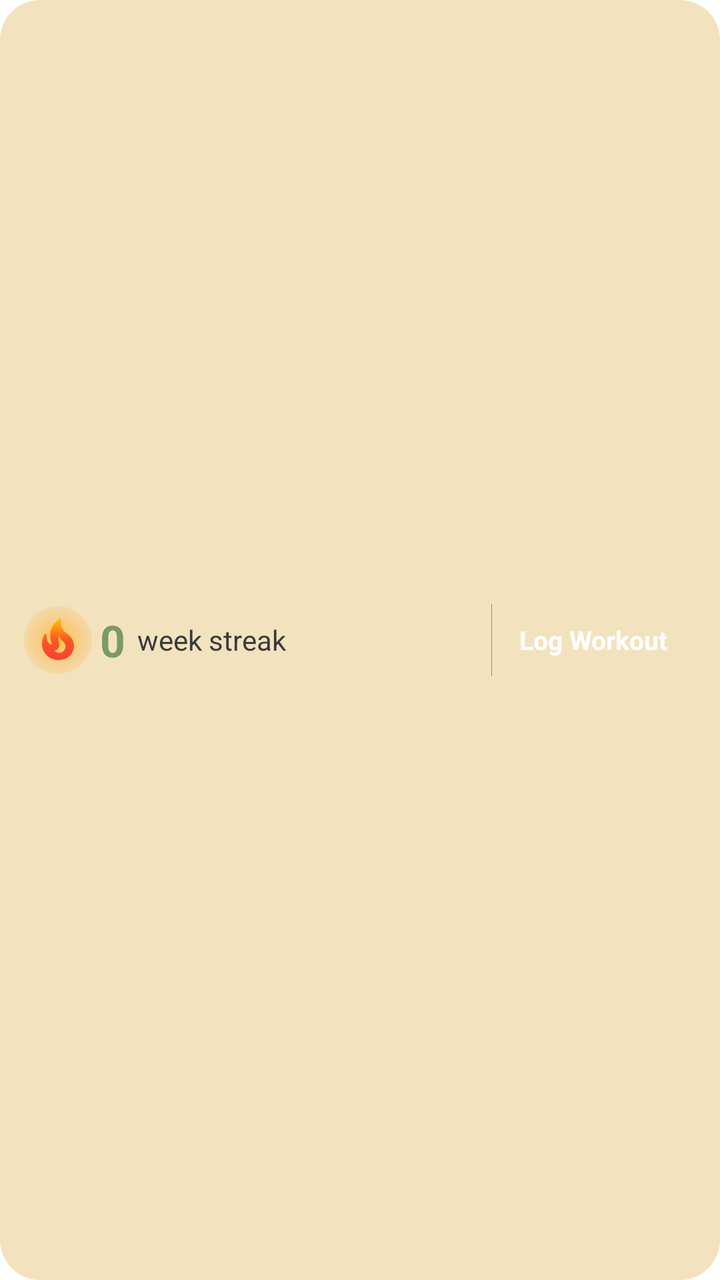
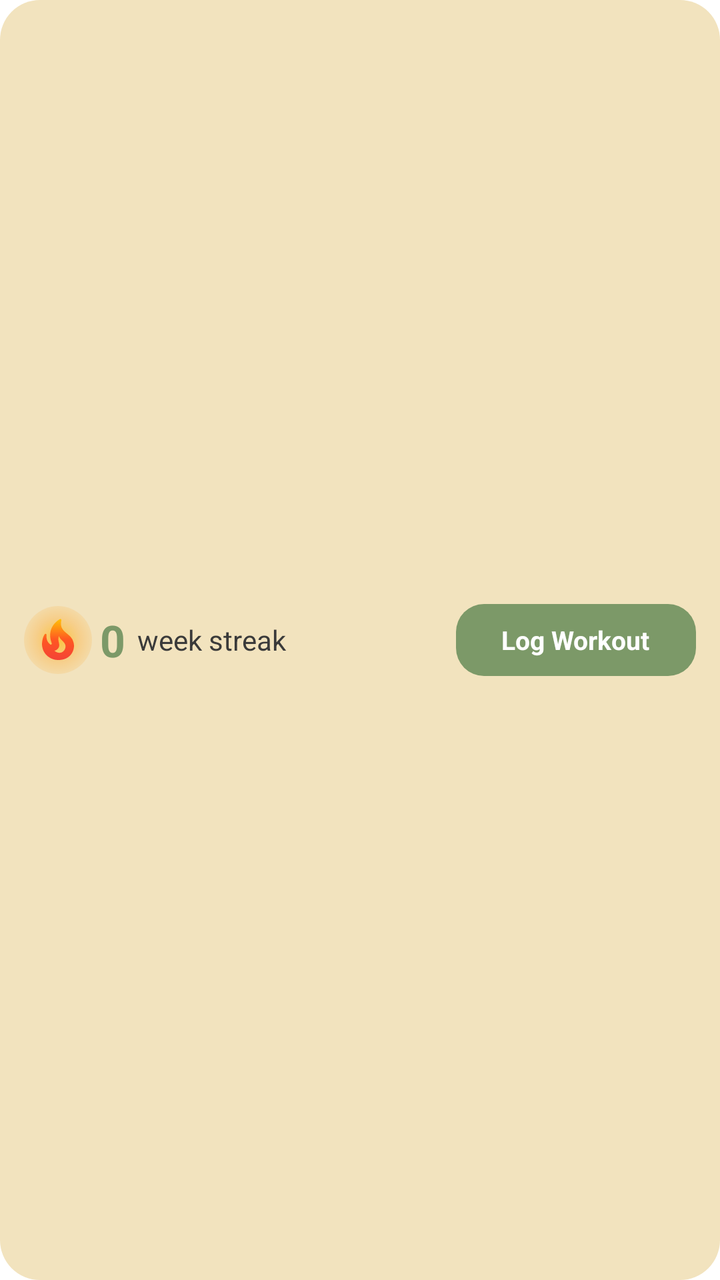

An Android layout rendered at two revisions. The XML below is the earlier revision; the diff shows what the commit changed to produce the second picture.
<!-- AndroidManifest.xml: fallback theme Theme.MaterialComponents.DayNight.NoActionBar -->
<!-- res/layout/widget_compact.xml -->
<?xml version="1.0" encoding="utf-8"?>
<FrameLayout xmlns:android="http://schemas.android.com/apk/res/android"
    android:id="@+id/widget_root"
    android:layout_width="match_parent"
    android:layout_height="match_parent">

    <ImageView
        android:id="@+id/bg_card"
        android:layout_width="match_parent"
        android:layout_height="match_parent"
        android:scaleType="fitXY"
        android:src="@drawable/widget_background"
        android:tint="@color/widget_background" />

    <LinearLayout
        android:layout_width="match_parent"
        android:layout_height="match_parent"
        android:orientation="horizontal"
        android:gravity="center_vertical"
        android:paddingStart="12dp"
        android:paddingEnd="12dp"
        android:paddingTop="6dp"
        android:paddingBottom="6dp">

        <FrameLayout
            android:layout_width="34dp"
            android:layout_height="34dp">

            <ImageView
                android:id="@+id/fire_glow"
                android:layout_width="match_parent"
                android:layout_height="match_parent"
                android:src="@drawable/widget_fire_glow" />

            <ImageView
                android:id="@+id/fire_icon"
                android:layout_width="24dp"
                android:layout_height="24dp"
                android:layout_gravity="center"
                android:src="@drawable/ic_widget_fire_active" />
        </FrameLayout>

        <TextView
            android:id="@+id/streak_text"
            android:layout_width="wrap_content"
            android:layout_height="wrap_content"
            android:layout_marginStart="4dp"
            android:text="0"
            android:textColor="@color/widget_hero"
            android:textSize="22sp"
            android:textStyle="bold" />

        <TextView
            android:id="@+id/streak_label"
            android:layout_width="0dp"
            android:layout_height="wrap_content"
            android:layout_weight="1"
            android:layout_marginStart="6dp"
            android:maxLines="1"
            android:ellipsize="end"
            android:text="week streak"
            android:textColor="@color/widget_text_dark"
            android:textSize="14sp" />

        <FrameLayout
            android:id="@+id/log_button"
            android:layout_width="wrap_content"
            android:layout_height="36dp">

            <ImageView
                android:id="@+id/log_button_bg"
                android:layout_width="match_parent"
                android:layout_height="match_parent"
                android:scaleType="fitXY"
                android:src="@drawable/widget_button_bg"
                android:tint="@color/widget_hero" />

            <TextView
                android:id="@+id/log_button_text"
                android:layout_width="wrap_content"
                android:layout_height="wrap_content"
                android:layout_gravity="center"
                android:paddingStart="14dp"
                android:paddingEnd="14dp"
                android:text="Log Workout"
                android:textColor="@color/widget_text_on_hero"
                android:textSize="13sp"
                android:textStyle="bold" />
        </FrameLayout>
    </LinearLayout>
</FrameLayout>
<!-- resources referenced by this layout -->
<resources>
  <color name="widget_background">#FFF2E3BE</color>
  <color name="widget_hero">#FF7C9968</color>
  <color name="widget_text_dark">#FF3A3A3A</color>
  <color name="widget_text_on_hero">#FFFFFFFF</color>
  <!-- drawable ic_widget_fire_active (drawable) -->
  <?xml version="1.0" encoding="utf-8"?>
  <vector xmlns:android="http://schemas.android.com/apk/res/android"
      xmlns:aapt="http://schemas.android.com/aapt"
      android:width="24dp"
      android:height="24dp"
      android:viewportWidth="24"
      android:viewportHeight="24">
      <path android:pathData="M19.48,12.35c-1.57,-4.08 -7.16,-4.3 -5.81,-10.23c0.1,-0.44 -0.37,-0.78 -0.75,-0.55C9.29,3.71 6.68,8 8.87,13.62c0.18,0.46 -0.36,0.89 -0.75,0.59c-1.81,-1.37 -2,-3.34 -1.84,-4.75c0.06,-0.52 -0.62,-0.77 -0.91,-0.34C4.69,10.16 4,11.84 4,14.37c0.38,5.6 5.11,7.32 6.81,7.54c2.43,0.31 5.06,-0.14 6.95,-1.87C19.84,18.11 20.6,15.03 19.48,12.35zM10.2,17.38c1.44,-0.35 2.18,-1.39 2.38,-2.31c0.33,-1.43 -0.96,-2.83 -0.09,-5.09c0.33,1.87 3.27,3.04 3.27,5.08C15.84,17.59 13.1,19.76 10.2,17.38z">
          <aapt:attr name="android:fillColor">
              <gradient
                  android:type="linear"
                  android:startX="12"
                  android:startY="22"
                  android:endX="12"
                  android:endY="1.5">
                  <item android:offset="0" android:color="#FFF44336" />
                  <item android:offset="0.5" android:color="#FFFF5722" />
                  <item android:offset="1" android:color="#FFFFC107" />
              </gradient>
          </aapt:attr>
      </path>
  </vector>
  <!-- drawable widget_background (drawable) -->
  <?xml version="1.0" encoding="utf-8"?>
  <shape xmlns:android="http://schemas.android.com/apk/res/android" android:shape="rectangle">
      <solid android:color="#FFFFFFFF" />
      <corners android:radius="20dp" />
  </shape>
  <!-- drawable widget_button_bg (drawable) -->
  <?xml version="1.0" encoding="utf-8"?>
  <shape xmlns:android="http://schemas.android.com/apk/res/android" android:shape="rectangle">
      <solid android:color="#FFFFFFFF" />
      <corners android:radius="14dp" />
  </shape>
  <!-- drawable widget_fire_glow (drawable) -->
  <?xml version="1.0" encoding="utf-8"?>
  <shape xmlns:android="http://schemas.android.com/apk/res/android" android:shape="oval">
      <gradient
          android:type="radial"
          android:gradientRadius="22dp"
          android:centerColor="#55FFA726"
          android:startColor="#AAFFB300"
          android:endColor="#00FF6D00" />
  </shape>
</resources>

<!-- the commit's change to res/layout/widget_compact.xml (unified diff, before → after) -->
@@ -64,7 +64,7 @@
 
         <FrameLayout
             android:id="@+id/log_button"
-            android:layout_width="wrap_content"
+            android:layout_width="120dp"
             android:layout_height="36dp">
 
             <ImageView
@@ -80,8 +80,7 @@
                 android:layout_width="wrap_content"
                 android:layout_height="wrap_content"
                 android:layout_gravity="center"
-                android:paddingStart="14dp"
-                android:paddingEnd="14dp"
+                android:maxLines="1"
                 android:text="Log Workout"
                 android:textColor="@color/widget_text_on_hero"
                 android:textSize="13sp"
